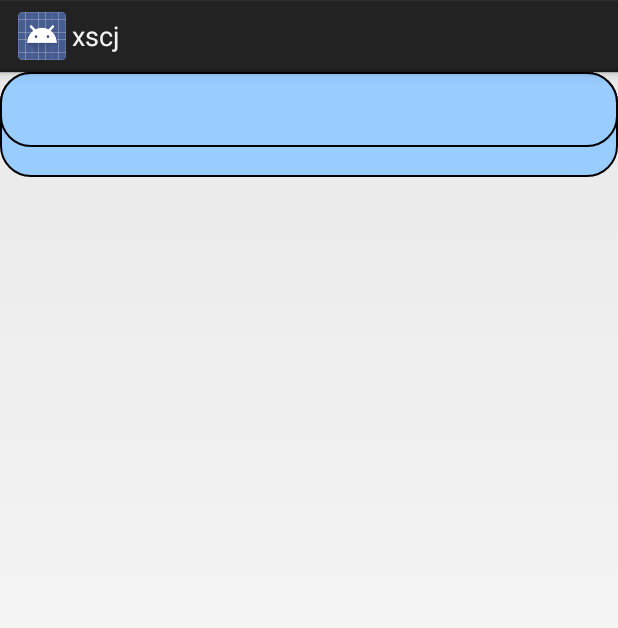
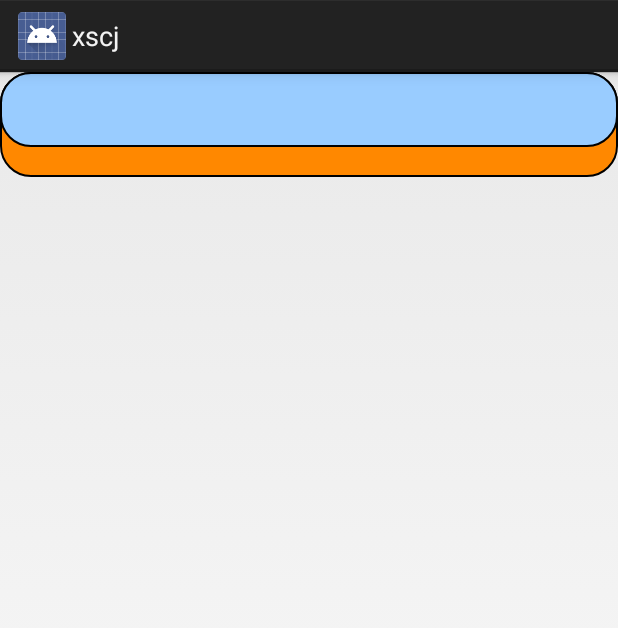
Before and after one commit to djj1111/xscj, an Android app: the layout list_item.xml on its own in the app's theme, with its tools: preview values and no code run, on a phone screen of 412 x 824 dp. Shown: the top 628 px of the screen. Run offline under Robolectric (Android 15) with nearby library versions, the phone set to English and light mode, and no system bars.

Commit message:
20170107 v1.0

```diff
--- a/app/src/main/java/com/djj/xscj/MainActivity.java
+++ b/app/src/main/java/com/djj/xscj/MainActivity.java
@@ -44,6 +44,7 @@ public class MainActivity extends Activity implements View.OnClickListener{
             f3 = new ThirdFragment();
             mtransaction.add(R.id.fragment_container,f3,"F_f3");
             f4 = new FourthFragment();
+            f4.setFreshIpPort(f1);
             mtransaction.add(R.id.fragment_container,f4,"F_f4");
         } else {
             f1 = (FirstFragment) getFragmentManager().getFragment(savedInstanceState,"F_f1");
--- a/app/src/main/res/drawable/button_backgroud_color.xml
+++ b/app/src/main/res/drawable/button_backgroud_color.xml
@@ -1,5 +1,5 @@
 <?xml version="1.0" encoding="utf-8"?>
 <selector xmlns:android="http://schemas.android.com/apk/res/android">
-    <item android:drawable="@color/colorAccent" android:state_pressed="false"/>
-    <item android:drawable="@android:color/holo_orange_dark" android:state_pressed="true"/>
+    <item android:drawable="@drawable/login_backgroud" android:state_pressed="false" />
+    <item android:drawable="@drawable/login_backgroud_pressed" android:state_pressed="true" />
 </selector>
--- /dev/null
+++ b/app/src/main/res/drawable/rectangle_bottom.xml
@@ -0,0 +1,12 @@
+<?xml version="1.0" encoding="utf-8"?>
+<shape xmlns:android="http://schemas.android.com/apk/res/android">
+    <solid android:color="@android:color/holo_orange_dark" />
+    <corners
+        android:bottomLeftRadius="20dp"
+        android:bottomRightRadius="20dp"
+        android:topLeftRadius="20dp"
+        android:topRightRadius="20dp" />
+    <stroke
+        android:width="1dp"
+        android:color="#000000" />
+</shape>
--- a/app/src/main/res/layout/fragment_setup.xml
+++ b/app/src/main/res/layout/fragment_setup.xml
@@ -66,7 +66,7 @@
                 android:layout_width="match_parent"
                 android:layout_height="40dp"
                 android:layout_margin="20dp"
-                android:background="@drawable/login_backgroud"
+                android:background="@drawable/button_backgroud_color"
                 android:text="保  存"
                 android:textSize="24sp"
                 android:textStyle="bold" />
--- a/app/src/main/res/layout/list_item.xml
+++ b/app/src/main/res/layout/list_item.xml
@@ -1,32 +1,30 @@
 <?xml version="1.0" encoding="UTF-8"?>
 <FrameLayout xmlns:android="http://schemas.android.com/apk/res/android"
-    xmlns:tools="http://schemas.android.com/tools"
     android:layout_width="match_parent"
-    android:layout_height="wrap_content"
-    >
+    android:layout_height="wrap_content">
 
     <FrameLayout
         android:layout_width="match_parent"
         android:layout_height="70dp"
-        android:background="@drawable/rectangle">
+        android:background="@drawable/rectangle_bottom">
 
         <TextView
+            android:id="@+id/left_view"
             android:layout_width="wrap_content"
             android:layout_height="wrap_content"
-            android:id="@+id/left_view"
             android:layout_gravity="left|center_vertical"
             android:layout_margin="15dip"
             android:text="继续向右滑上传任务"
             android:textSize="18sp" />
 
         <TextView
+            android:id="@+id/right_view"
             android:layout_width="wrap_content"
             android:layout_height="wrap_content"
-            android:id="@+id/right_view"
             android:layout_gravity="right|center_vertical"
             android:layout_margin="15dip"
-            android:textSize="18sp"
-            android:text="继续向左滑删除任务"/>
+            android:text="继续向左滑删除任务"
+            android:textSize="18sp" />
     </FrameLayout>
 
 
```
Also changed, not shown: app/src/main/java/com/djj/xscj/FirstFragment.java (+5 -2 lines), app/src/main/java/com/djj/xscj/FourthFragment.java (+11 -1 lines), app/src/main/res/drawable/login_backgroud_pressed.xml (added, +12 -0 lines), app/src/main/res/layout/activity_login.xml (+28 -28 lines).
